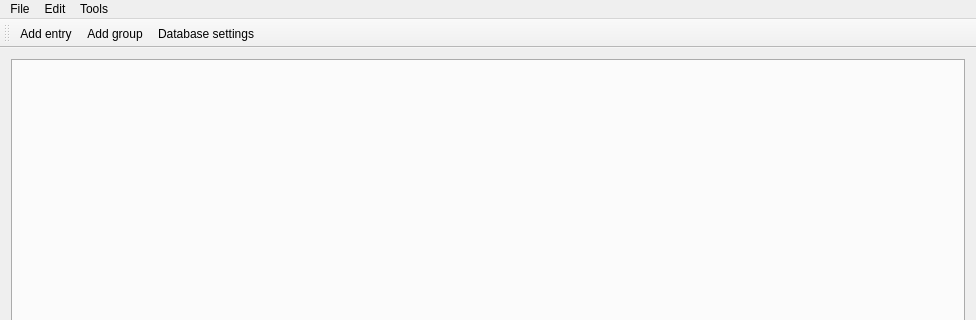
This is qtpasswindow.ui in j-kubik/qtpass2 as Qt 5 draws it before an edit; both pictures show x 0 to 976 and y 0 to 320 of the 976 by 611 pixel window. The edited form follows.
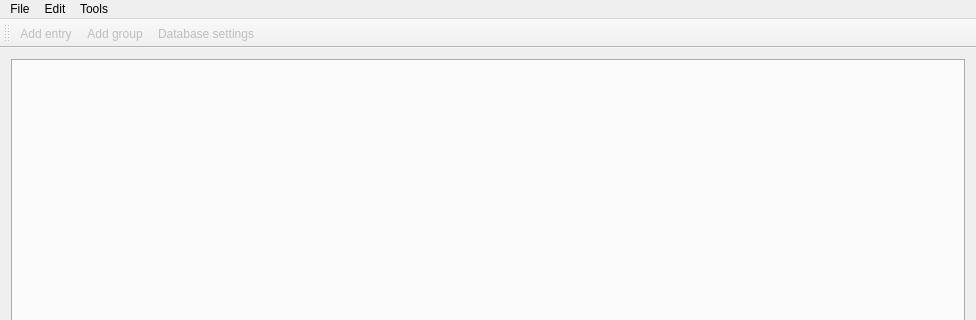
This is the edited form. Icons and pictures are not drawn.

Patch:
```diff
--- a/qtpasswindow.ui
+++ b/qtpasswindow.ui
@@ -90,6 +90,9 @@
    </property>
   </action>
   <action name="actionAddEntry">
+   <property name="enabled">
+    <bool>false</bool>
+   </property>
    <property name="icon">
     <iconset resource="icons/16x16/16x16.qrc">
      <normaloff>:/kdbx/icons/16x16/C00.png</normaloff>:/kdbx/icons/16x16/C00.png</iconset>
@@ -99,6 +102,9 @@
    </property>
   </action>
   <action name="actionAddGroup">
+   <property name="enabled">
+    <bool>false</bool>
+   </property>
    <property name="icon">
     <iconset resource="icons/16x16/16x16.qrc">
      <normaloff>:/kdbx/icons/16x16/C48.png</normaloff>:/kdbx/icons/16x16/C48.png</iconset>
@@ -108,6 +114,9 @@
    </property>
   </action>
   <action name="actionDatabaseSettings">
+   <property name="enabled">
+    <bool>false</bool>
+   </property>
    <property name="icon">
     <iconset resource="icons/16x16/16x16.qrc">
      <normaloff>:/kdbx/icons/16x16/C57.png</normaloff>:/kdbx/icons/16x16/C57.png</iconset>
```
Left out of the diff: 11 changed lines with no effect on the pictures.
